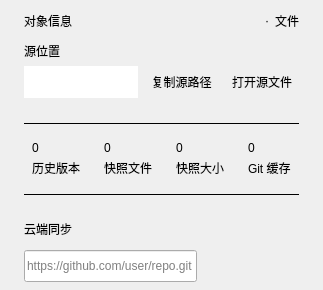
Qt form windows/mainwindow_child/homepage/pages/homepage_page_dashboard.ui (Zao-chen/ZcVersionBox) before a commit.
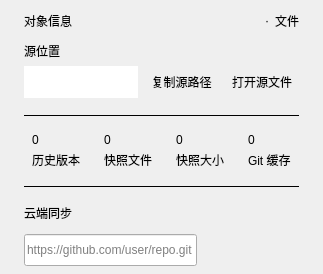
The same form after that commit. Custom widgets are drawn as their Qt base class.

Commit message: style(ui): 缩减并统一概览统计区块上下的垂直间距

Patch:
```diff
--- a/windows/mainwindow_child/homepage/pages/homepage_page_dashboard.ui
+++ b/windows/mainwindow_child/homepage/pages/homepage_page_dashboard.ui
@@ -74,7 +74,7 @@
            <number>0</number>
           </property>
           <property name="spacing">
-           <number>24</number>
+           <number>16</number>
           </property>
           <item>
            <layout class="QVBoxLayout" name="objectLayout">
```
The commit also changes 2 other files.
